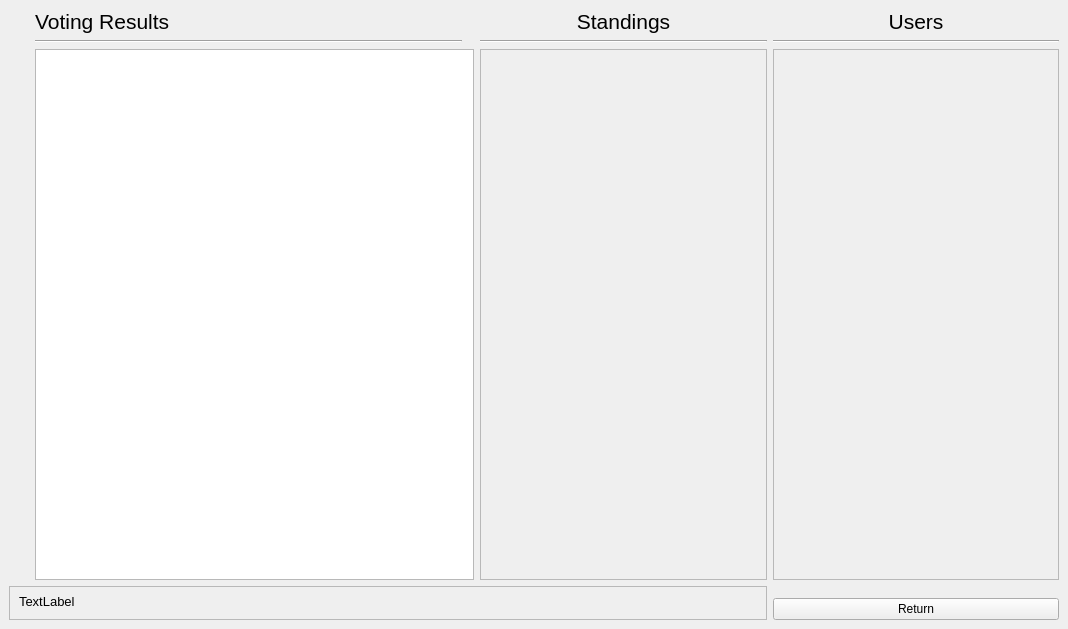
This is TestingGrounds/voting.ui in HKavalos/ToGather as Qt 5 draws it before an edit. The edited form follows.
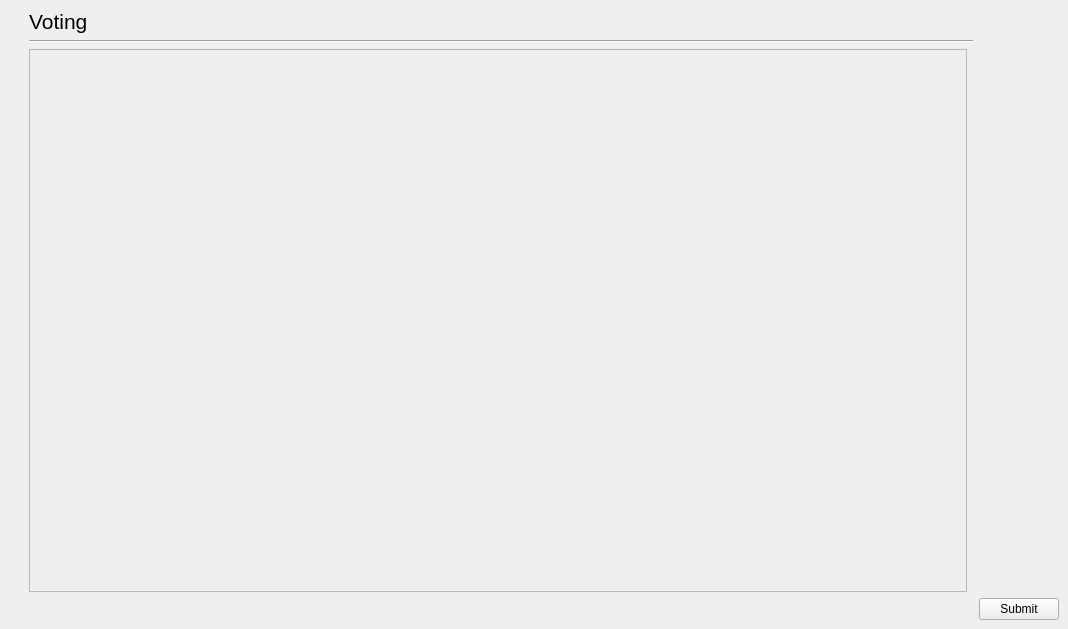
This is the edited form. Custom widgets are drawn as their Qt base class.

Commit message:
Voting connected with database
and other bug fixes

Patch:
```diff
--- a/TestingGrounds/voting.ui
+++ b/TestingGrounds/voting.ui
@@ -15,50 +15,6 @@
   </property>
   <widget class="QWidget" name="centralwidget">
    <layout class="QGridLayout" name="gridLayout">
-    <item row="2" column="4">
-     <widget class="Line" name="line_3">
-      <property name="orientation">
-       <enum>Qt::Horizontal</enum>
-      </property>
-     </widget>
-    </item>
-    <item row="0" column="2">
-     <spacer name="horizontalSpacer_2">
-      <property name="orientation">
-       <enum>Qt::Horizontal</enum>
-      </property>
-      <property name="sizeHint" stdset="0">
-       <size>
-        <width>40</width>
-        <height>20</height>
-       </size>
-      </property>
-     </spacer>
-    </item>
-    <item row="2" column="6" rowspan="6">
-     <widget class="QScrollArea" name="user_vote_scroll">
-      <property name="widgetResizable">
-       <bool>true</bool>
-      </property>
-      <widget class="QWidget" name="vote_scroll_contents">
-       <property name="geometry">
-        <rect>
-         <x>0</x>
-         <y>0</y>
-         <width>285</width>
-         <height>534</height>
-        </rect>
-       </property>
-      </widget>
-     </widget>
-    </item>
-    <item row="10" column="6">
-     <widget class="QPushButton" name="return_button">
-      <property name="text">
-       <string>Return</string>
-      </property>
-     </widget>
-    </item>
     <item row="0" column="1">
      <widget class="QLabel" name="vote_res_title">
       <property name="font">
@@ -67,25 +23,11 @@
        </font>
       </property>
       <property name="text">
-       <string>Voting Results</string>
+       <string>Voting</string>
       </property>
      </widget>
     </item>
-    <item row="1" column="5">
-     <widget class="Line" name="line_4">
-      <property name="orientation">
-       <enum>Qt::Horizontal</enum>
-      </property>
-     </widget>
-    </item>
-    <item row="1" column="6">
-     <widget class="Line" name="line">
-      <property name="orientation">
-       <enum>Qt::Horizontal</enum>
-      </property>
-     </widget>
-    </item>
-    <item row="6" column="0">
+    <item row="3" column="0">
      <spacer name="verticalSpacer_7">
       <property name="orientation">
        <enum>Qt::Vertical</enum>
@@ -98,107 +40,53 @@
       </property>
      </spacer>
     </item>
-    <item row="0" column="6">
-     <widget class="QLabel" name="userList">
-      <property name="font">
-       <font>
-        <pointsize>16</pointsize>
-       </font>
-      </property>
-      <property name="layoutDirection">
-       <enum>Qt::LeftToRight</enum>
-      </property>
+    <item row="4" column="3">
+     <widget class="QPushButton" name="submitVote">
       <property name="text">
-       <string>Users</string>
-      </property>
-      <property name="alignment">
-       <set>Qt::AlignCenter</set>
+       <string>Submit</string>
       </property>
      </widget>
     </item>
-    <item row="2" column="5" rowspan="6">
-     <widget class="QScrollArea" name="user_vote_scroll_2">
+    <item row="3" column="3">
+     <spacer name="verticalSpacer">
+      <property name="orientation">
+       <enum>Qt::Vertical</enum>
+      </property>
+      <property name="sizeHint" stdset="0">
+       <size>
+        <width>20</width>
+        <height>40</height>
+       </size>
+      </property>
+     </spacer>
+    </item>
+    <item row="3" column="1">
+     <widget class="QScrollArea" name="vote_scroll">
       <property name="widgetResizable">
        <bool>true</bool>
       </property>
-      <widget class="QWidget" name="vote_scroll_contents_2">
+      <widget class="QWidget" name="vote_scroll_contents">
        <property name="geometry">
         <rect>
          <x>0</x>
          <y>0</y>
-         <width>285</width>
-         <height>534</height>
+         <width>935</width>
+         <height>540</height>
         </rect>
        </property>
       </widget>
      </widget>
     </item>
-    <item row="1" column="1" colspan="2">
-     <widget class="Line" name="line_2">
+    <item row="2" column="1" colspan="2">
+     <widget class="Line" name="line">
       <property name="orientation">
        <enum>Qt::Horizontal</enum>
       </property>
      </widget>
     </item>
-    <item row="0" column="5">
-     <widget class="QLabel" name="userList_2">
-      <property name="font">
-       <font>
-        <pointsize>16</pointsize>
-       </font>
-      </property>
-      <property name="layoutDirection">
-       <enum>Qt::LeftToRight</enum>
-      </property>
-      <property name="text">
-       <string>Standings</string>
-      </property>
-      <property name="alignment">
-       <set>Qt::AlignCenter</set>
-      </property>
-     </widget>
-    </item>
-    <item row="2" column="1" rowspan="6" colspan="4">
-     <widget class="QChartView" name="chart_view"/>
-    </item>
-    <item row="8" column="0" rowspan="3" colspan="6">
-     <widget class="QFrame" name="winner_frame">
-      <property name="frameShape">
-       <enum>QFrame::StyledPanel</enum>
-      </property>
-      <property name="frameShadow">
-       <enum>QFrame::Raised</enum>
-      </property>
-      <widget class="QLabel" name="winner_label">
-       <property name="geometry">
-        <rect>
-         <x>10</x>
-         <y>5</y>
-         <width>731</width>
-         <height>21</height>
-        </rect>
-       </property>
-       <property name="font">
-        <font>
-         <pointsize>10</pointsize>
-        </font>
-       </property>
-       <property name="text">
-        <string>TextLabel</string>
-       </property>
-      </widget>
-     </widget>
-    </item>
    </layout>
   </widget>
  </widget>
- <customwidgets>
-  <customwidget>
-   <class>QChartView</class>
-   <extends>QGraphicsView</extends>
-   <header>PyQt5.QtChart</header>
-  </customwidget>
- </customwidgets>
  <resources/>
  <connections/>
 </ui>
```
Left out of the diff: 2 changed lines with no effect on the pictures. The commit also changes 7 other files.
